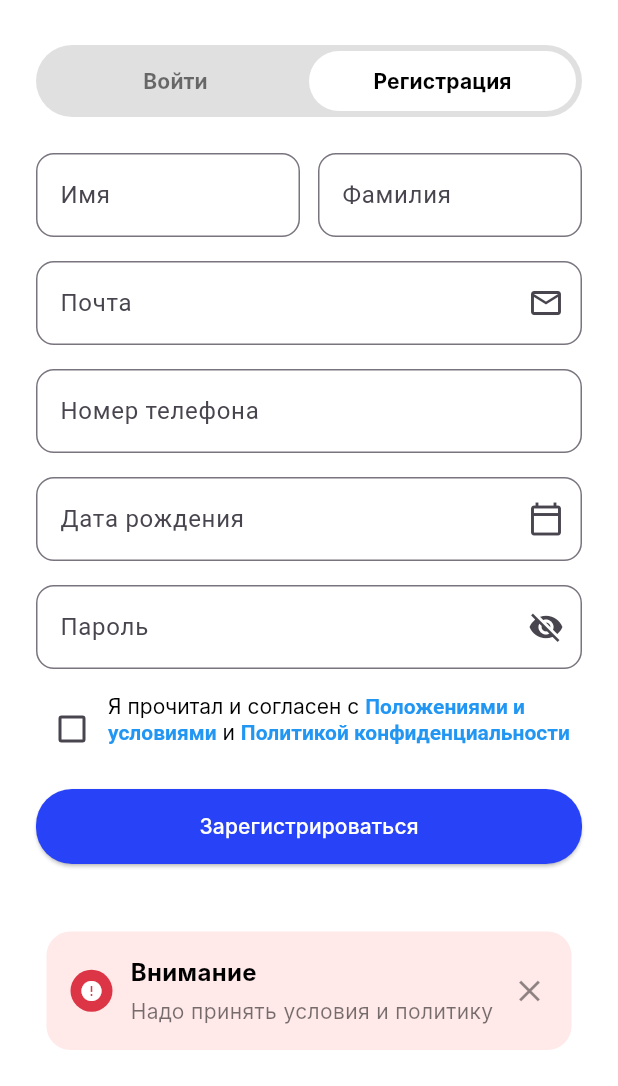
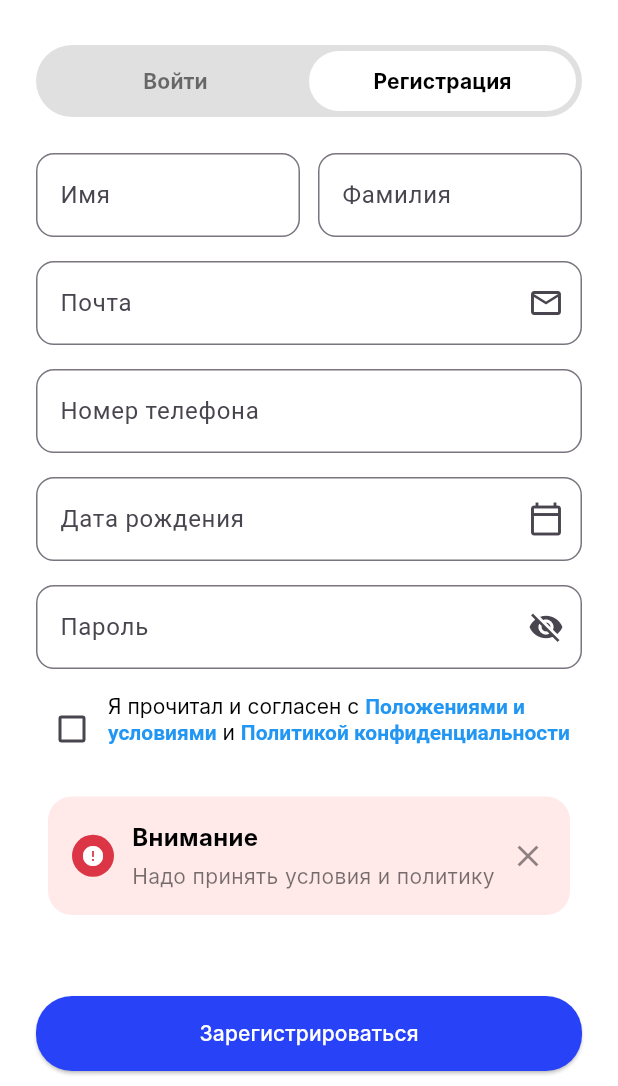
Before and after one commit to TP-Jobsy/jobsy-client, a Flutter app: the AuthScreen screen opened by its route, after a tap on "Регистрация", after a tap on "Зарегистрироваться", on a phone screen of 412 x 824 dp, the part 150-1236 px from its top. Run offline on Flutter 3.47's test engine with Material 3 defaults, Android fonts, the light colour scheme and no system bars; our stand-ins replace flutter_svg, mask_text_input_formatter, shared_preferences; accounts and stored records are empty; Roboto replaces fonts that are missing (Inter).

Commit message:
feat: update SnackBar

```diff
--- a/lib/component/error_snackbar.dart
+++ b/lib/component/error_snackbar.dart
@@ -12,10 +12,15 @@ class ErrorSnackbar {
     final colors = _getColors(type);
 
     final snackBar = SnackBar(
+      behavior: SnackBarBehavior.floating,
+      margin: const EdgeInsets.only(
+        left: 16,
+        right: 16,
+        bottom: 100,
+      ),
       backgroundColor: Colors.transparent,
       elevation: 0,
-      behavior: SnackBarBehavior.floating,
-      duration: const Duration(seconds: 4), // Автоматически закрывается через 4 сек
+      duration: const Duration(seconds: 4),
       content: Container(
         padding: const EdgeInsets.symmetric(horizontal: 16, vertical: 16),
         decoration: BoxDecoration(
--- a/lib/pages/auth/auth.dart
+++ b/lib/pages/auth/auth.dart
@@ -54,7 +54,9 @@ class _AuthScreenState extends State<AuthScreen> {
     return Scaffold(
       backgroundColor: Palette.white,
       body: SafeArea(
-        child: Padding(
+        child: Stack(
+          children: [
+            Padding(
               padding: const EdgeInsets.symmetric(horizontal: 24, vertical: 20),
               child: Column(
                 children: [
@@ -70,6 +72,15 @@ class _AuthScreenState extends State<AuthScreen> {
                   ),
                 ],
               ),
+            ),
+            // Фиксированная кнопка снизу
+            Positioned(
+              bottom: 10, // Отступ снизу
+              left: 24,
+              right: 24,
+              child: _buildActionButton(isLogin ? 'Войти' : 'Зарегистрироваться', isLogin ? _login : _register),
+            ),
+          ],
         ),
       ),
     );
@@ -172,8 +183,6 @@ class _AuthScreenState extends State<AuthScreen> {
               child: const Text('Забыли пароль?', style: TextStyle(color: Palette.dotActive, fontFamily: 'Inter')),
             ),
           ),
-          const SizedBox(height: 24),
-          _buildActionButton('Войти', _login),
         ],
       ),
     );
@@ -275,8 +284,6 @@ class _AuthScreenState extends State<AuthScreen> {
               ),
             ],
           ),
-          const SizedBox(height: 16),
-          _buildActionButton('Зарегистрироваться', _register),
         ],
       ),
     );
--- a/lib/pages/profile/profile_screen.dart
+++ b/lib/pages/profile/profile_screen.dart
@@ -10,7 +10,11 @@ class ProfileScreen extends StatelessWidget {
     return Scaffold(
       backgroundColor: Colors.white,
       appBar: AppBar(
-        title: const Text('Профиль'),
+        title: const Text('Профиль',
+            style: TextStyle(
+            fontSize: 22,
+            fontWeight: FontWeight.bold),
+      ),
         centerTitle: true,
         backgroundColor: Colors.white,
         foregroundColor: Colors.black,
```
Also changed, not shown: lib/pages/project/projects_screen_free.dart (+10 -1 lines). Lines whose indentation alone changed are shown as unchanged.
